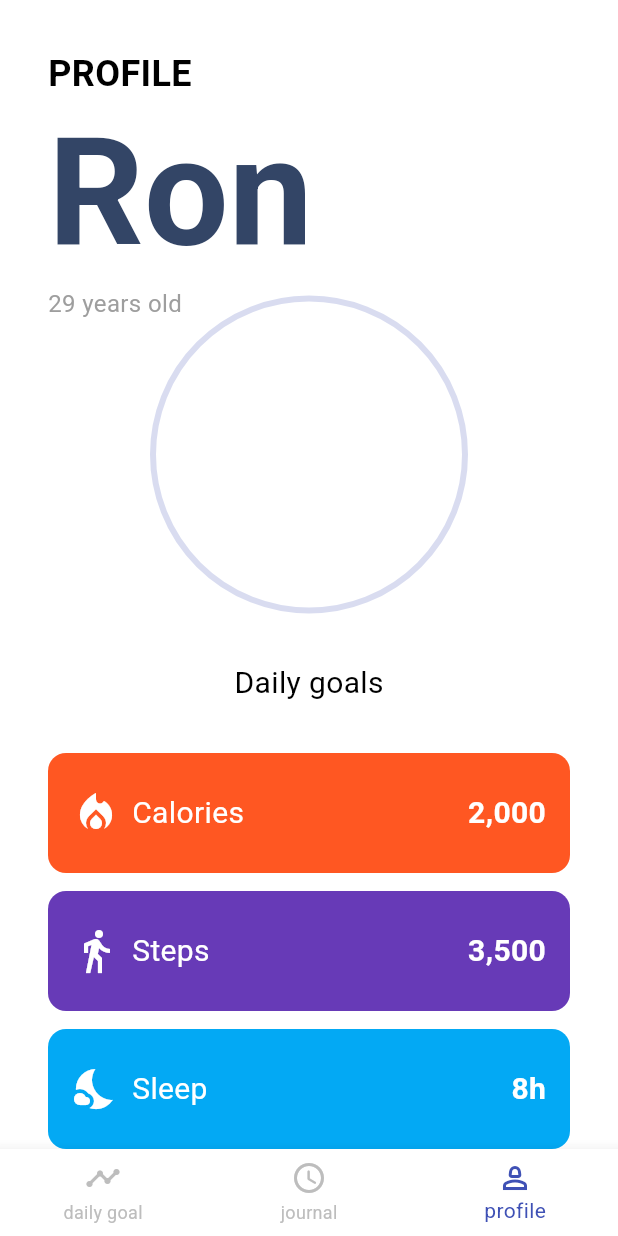
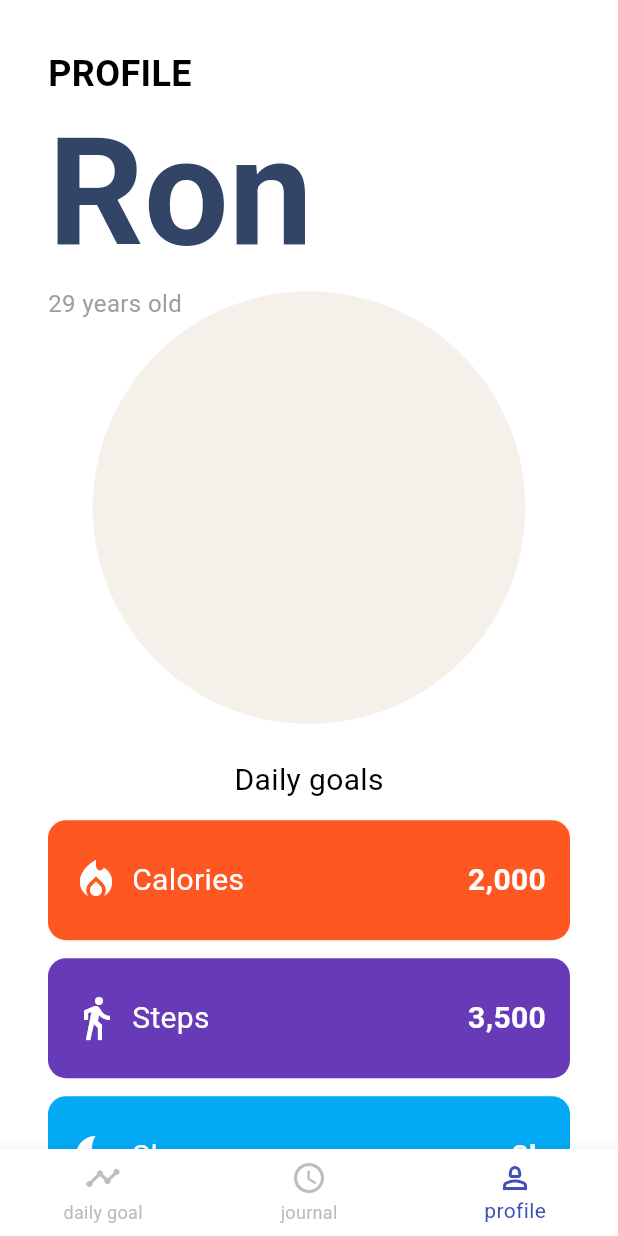
Before and after one commit to NML124/walk_tracker_challenge, a Flutter app: the screen it shows after launch, swiped to page 3, on a phone screen of 412 x 824 dp. Run offline on Flutter 3.47's test engine with Material 3 defaults, Android fonts, the phone set to English and light mode, and no system bars; our stand-ins replace auto_size_text, bloc, dartz, equatable, flutter_bloc, get_it and 1 more; missing offline and left inert: rive_native; statements that could not run were skipped.

Commit message:
feat: Add CircleClipper for circular clipping in AccountScreen

```diff
--- /dev/null
+++ b/lib/core/widgets/circle_clipper.dart
@@ -0,0 +1,21 @@
+import 'package:flutter/material.dart';
+import '/core/themes/app_diemens.dart';
+
+class CircleClipper extends CustomClipper<Path> {
+  @override
+  Path getClip(Size size) => Path()
+    ..addOval(
+      Rect.fromCircle(
+        center: Offset(
+          size.width / 2,
+          size.height * 2 / 5 + AppDimens.PADDING_32,
+        ),
+        radius: size.width * 0.35,
+      ),
+    )
+    ..addRect(Rect.fromLTRB(0, 0, size.width, size.height))
+    ..fillType = PathFillType.evenOdd;
+
+  @override
+  bool shouldReclip(CustomClipper<Path> oldClipper) => false;
+}
--- a/lib/features/account/presentation/screens/account_screen.dart
+++ b/lib/features/account/presentation/screens/account_screen.dart
@@ -7,6 +7,7 @@ import '/features/account/presentation/widgets/daily_goal_card.dart';
 import '/core/l10n/app_localizations.dart';
 import '/features/account/presentation/bloc/account_state.dart';
 import '../bloc/account_bloc.dart';
+import 'package:walk_tracker_challenge/core/widgets/circle_clipper.dart';
 
 class AccountScreen extends StatelessWidget {
   const AccountScreen({super.key});
@@ -14,10 +15,13 @@ class AccountScreen extends StatelessWidget {
   @override
   Widget build(BuildContext context) {
     double width = MediaQuery.sizeOf(context).width;
+    double height = MediaQuery.sizeOf(context).height;
     return Scaffold(
       body: BlocBuilder<AccountBloc, AccountState>(
         builder: (context, state) {
-          return Container(
+          return ClipPath(
+            clipper: CircleClipper(),
+            child: Container(
               color: Colors.white,
               padding: EdgeInsetsGeometry.only(
                 top: AppDimens.PADDING_32,
@@ -25,39 +29,27 @@ class AccountScreen extends StatelessWidget {
                 right: AppDimens.PADDING_32,
               ),
               child: Column(
-              spacing: AppDimens.SPACING_32,
                 children: [
-                Spacer(),
-                Container(
-                  width: width - 200,
-                  height: width - 200,
-                  decoration: BoxDecoration(
-                    shape: BoxShape.circle,
-                    color: Colors.transparent,
-                    border: Border.all(
-                      color: Theme.of(
-                        context,
-                      ).colorScheme.primary.withValues(alpha: 0.2),
-                      width: 4,
-                    ),
-                  ),
-                ),
+                  Container(height: height * 2 / 5 + width * 0.35),
+                  Expanded(
+                    child: SingleChildScrollView(
+                      child: Column(
+                        spacing: AppDimens.SPACING_12,
+                        children: [
                           Text(
                             FormatUtils.capitalizeFirst(
                               AppLocalizations.of(context)!.dailyGoals,
                             ),
                             style: TextStyle(fontSize: AppDimens.FONT_SIZE_20),
                           ),
-                Column(
-                  spacing: AppDimens.SPACING_12,
-                  children: [
                           DailyGoalCard(
                             icon: Icons.local_fire_department_sharp,
                             label: FormatUtils.capitalizeFirst(
                               AppLocalizations.of(context)!.calories,
                             ),
                             value: "2,000",
-                      color: Theme.of(context).brightness == Brightness.dark
+                            color:
+                                Theme.of(context).brightness == Brightness.dark
                                 ? AppColors.darkFire
                                 : AppColors.lightFire,
                           ),
@@ -67,7 +59,8 @@ class AccountScreen extends StatelessWidget {
                               AppLocalizations.of(context)!.steps,
                             ),
                             value: "3,500",
-                      color: Theme.of(context).brightness == Brightness.dark
+                            color:
+                                Theme.of(context).brightness == Brightness.dark
                                 ? AppColors.darkSteps
                                 : AppColors.lightSteps,
                           ),
@@ -77,13 +70,17 @@ class AccountScreen extends StatelessWidget {
                               AppLocalizations.of(context)!.sleep,
                             ),
                             value: "8h",
-                      color: Theme.of(context).brightness == Brightness.dark
+                            color:
+                                Theme.of(context).brightness == Brightness.dark
                                 ? AppColors.darkSleep
                                 : AppColors.lightSleep,
                           ),
                         ],
                       ),
+                    ),
+                  ),
                 ],
+              ),
             ),
           );
         },
```
Lines whose indentation alone changed are shown as unchanged.
